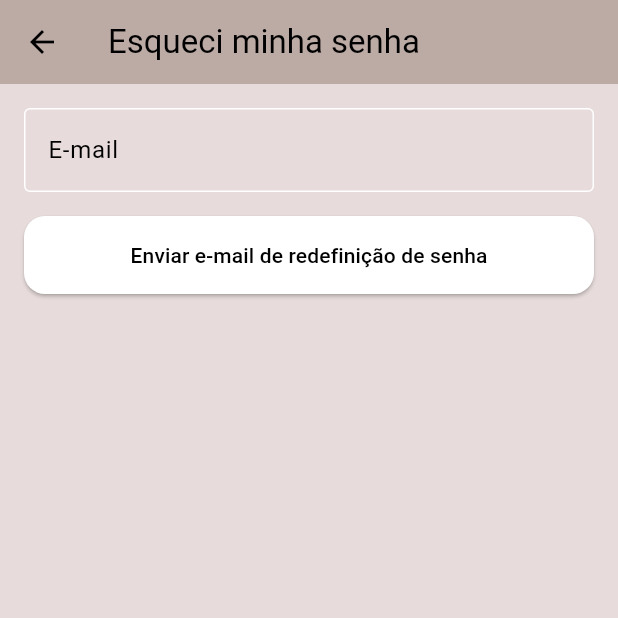
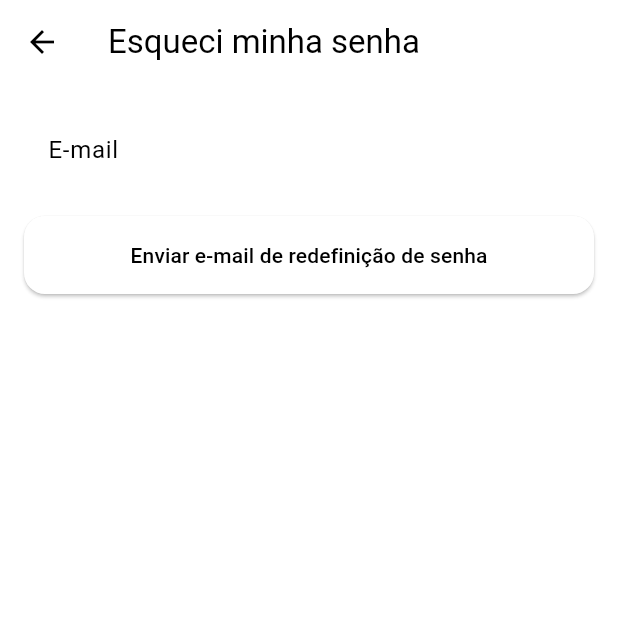
Before and after one commit to CristianoPam/inventario_ibp, a Flutter app: the screen it shows after launch, after a tap on "Esqueci senha", on a phone screen of 412 x 824 dp, the top half of it. Run offline on Flutter 3.47's test engine with Material 3 defaults, Android fonts, the phone set to English and light mode, and no system bars; our stand-ins replace cloud_firestore, firebase_auth, firebase_core, flutter_riverpod, go_router; missing offline and left inert: validatorless; accounts and stored records are empty.

Commit message:
Logo_schema_color_11-03-2024

```diff
--- a/lib/pages/esqueci_senha.dart
+++ b/lib/pages/esqueci_senha.dart
@@ -16,9 +16,8 @@ class _EsqueciSenhaState extends State<EsqueciSenha> {
   @override
   Widget build(BuildContext context) {
     return Scaffold(
-      backgroundColor: const Color.fromARGB(255, 231, 219, 219),
+      backgroundColor: Colors.white,
       appBar: AppBar(
-        backgroundColor: Colors.brown[200],
         title: const Text('Esqueci minha senha'),
       ),
       body: Padding(
@@ -49,7 +48,7 @@ class _EsqueciSenhaState extends State<EsqueciSenha> {
               const SizedBox(height: 16.0),
               ElevatedButton(
                 style: ElevatedButton.styleFrom(
-                            backgroundColor: Colors.white,
+
                           ),
                 onPressed: () {
                   if (_formKey.currentState!.validate()) {
--- a/lib/pages/login_page.dart
+++ b/lib/pages/login_page.dart
@@ -37,7 +37,7 @@ class _LoginPageState extends ConsumerState<LoginPage> {
     setState(() {
       _isLogin = showLoginScreen;
       if (_isLogin) {
-        _title = 'INVENTÁRIO DE \n BENS PATRIMONIAIS';
+        _title = 'Bem vindo ao IBP';
         _actionButton = 'Login';
         _toggleButton = 'Ainda não tem conta? Cadastre-se agora.';
         _passwordConfirmVisivel = false;
@@ -49,7 +49,6 @@ class _LoginPageState extends ConsumerState<LoginPage> {
         _passwordConfirmVisivel = true;
         _showPassword = false;
         _password.clear();
-
       }
     });
   }
@@ -117,7 +116,7 @@ class _LoginPageState extends ConsumerState<LoginPage> {
             child: Column(
               mainAxisAlignment: MainAxisAlignment.center,
               children: [
-                Image.asset('assets/images/logo.png', height: 200, width: 150),
+                Image.asset('assets/images/logo.png', height: 300, width: 300),
                 Text(_title, textAlign: TextAlign.center),
                 Padding(
                   padding: const EdgeInsets.symmetric(
@@ -125,7 +124,8 @@ class _LoginPageState extends ConsumerState<LoginPage> {
                   child: TextFormField(
                     controller: _email,
                     decoration: const InputDecoration(
-                      border: OutlineInputBorder(),
+                      border: OutlineInputBorder(
+                      ),
                       labelText: 'Email',
                     ),
                     keyboardType: TextInputType.emailAddress,
@@ -149,7 +149,7 @@ class _LoginPageState extends ConsumerState<LoginPage> {
                           _showPassword == false
                               ? Icons.visibility_off
                               : Icons.visibility,
-                          color: Colors.white,
+                          color: const Color(0xFF767676),
                         ),
                         onTap: () {
                           setState(() {
@@ -194,7 +194,7 @@ class _LoginPageState extends ConsumerState<LoginPage> {
                             _showPassword == false
                                 ? Icons.visibility_off
                                 : Icons.visibility,
-                            color: Colors.white,
+                            color: const Color(0xFF767676),
                           ),
                           onTap: () {
                             setState(() {
--- a/lib/pages/two_factors.dart
+++ b/lib/pages/two_factors.dart
@@ -89,12 +89,6 @@ class _TwoFactorsState extends ConsumerState<TwoFactors> {
     return Scaffold(
       appBar: AppBar(
         title: const Text('Configurações'),
-        actions: [
-          IconButton(
-            onPressed: ref.read(authServiceProvider).logout,
-            icon: const Icon(Icons.logout),
-          ),
-        ],
       ),
       body: Column(
         children: [
```
Also changed, not shown: assets/images/logo.png, assets/images/original.png (added).
